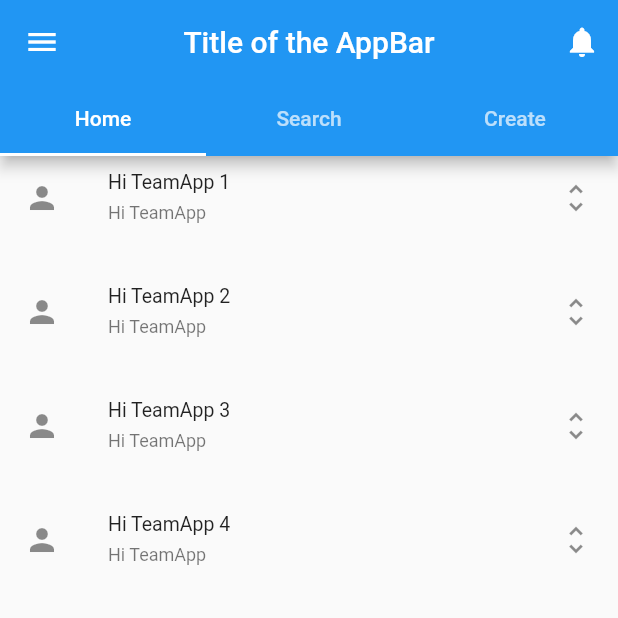
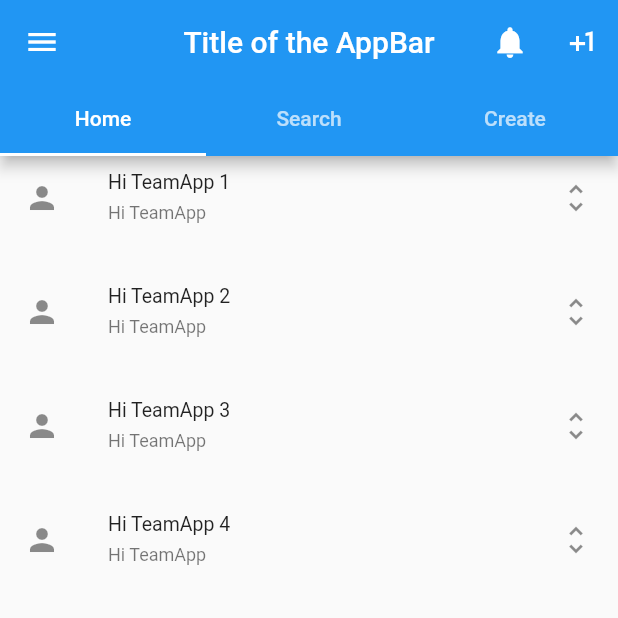
Before and after one commit to MatanMelamed/flutter_project, a Flutter app: the HomePage screen opened directly, on a phone screen of 412 x 824 dp, the top half of it. Run offline on Flutter 3.47's test engine with Material 2 defaults, Android fonts, the phone set to English and light mode, and no system bars; our stand-ins replace cloud_firestore, date_format, firebase_auth, firebase_storage, flutter_spinkit, flutter_svg and 1 more; missing offline and left inert: gender_selection; accounts and stored records are empty.

Commit message:
notifications button interactive

```diff
--- /dev/null
+++ b/lib/screens/Home/homePage.dart
@@ -0,0 +1,93 @@
+import 'package:flutter/material.dart';
+import 'package:provider/provider.dart';
+import 'package:teamapp/screens/Home/notifications_badge.dart';
+import 'package:teamapp/services/database/user_management.dart';
+import 'feed.dart';
+import 'search.dart';
+import 'create.dart';
+import 'mainDrawer.dart';
+import 'dart:async';
+
+
+class HomePage extends StatefulWidget {
+  final String uid ;
+
+  HomePage({this.uid});
+
+  @override
+  _HomePageState createState() => _HomePageState();
+}
+
+class _HomePageState extends State<HomePage> {
+  int _notificationsCounter =0;
+  StreamController<int> _notificationsController = StreamController<int>();
+
+  final _pageOptions = [
+    FeedPage(),
+    SearchPage(),
+    CreatePage()
+  ];
+
+  @override
+  Widget build(BuildContext context) {
+    return StreamProvider.value(
+      value: UserManagement(uid: widget.uid).user,
+      child: DefaultTabController(
+        length: 3,
+        child: Scaffold(
+          appBar: AppBar(
+              title: Text("Title of the AppBar"),
+              centerTitle: true,
+              backgroundColor: Theme.of(context).primaryColor,
+              actions: <Widget>[
+                IconButton(
+                  icon: StreamBuilder(
+                    initialData: _notificationsCounter,
+                    stream: _notificationsController.stream,
+                    builder: (_, snapshot) => BadgeIcon(
+                      icon: Icon(Icons.notifications, size: 25),
+                      badgeCount: snapshot.data,
+                    ),
+                  ),
+                  onPressed: (() {
+                    print("notifications button clicked");
+                    this._notificationsCounter=0;
+                    _notificationsController.sink.add(_notificationsCounter);
+                  }),
+                ),
+                IconButton(
+                  icon: Icon(Icons.plus_one),
+                  onPressed: (() {
+                    setState(() {
+                      this._notificationsCounter++;
+                      _notificationsController.sink.add(_notificationsCounter);
+                      print("increased notification");
+                    });
+                  }),
+
+                )
+              ],
+
+              bottom: TabBar(
+                tabs: <Widget>[
+                  Tab(
+                    text: "Home",
+                  ),
+                  Tab(
+                    text: "Search",
+                  ),
+                  Tab(
+                    text: "Create",
+                  )
+                ],
+              )
+            ),
+          drawer: MainDrawer(),
+          body: TabBarView(
+            children: _pageOptions,
+          )
+        ),
+      ),
+    );
+  }
+}
--- /dev/null
+++ b/lib/screens/Home/notifications_badge.dart
@@ -0,0 +1,52 @@
+import 'package:flutter/material.dart';
+
+class BadgeIcon extends StatelessWidget {
+  BadgeIcon(
+      {this.icon,
+        this.badgeCount = 0,
+        this.showIfZero = false,
+        this.badgeColor = Colors.red,
+        TextStyle badgeTextStyle})
+      : this.badgeTextStyle = badgeTextStyle ??
+      TextStyle(
+        color: Colors.white,
+        fontSize: 8,
+      );
+  final Widget icon;
+  final int badgeCount;
+  final bool showIfZero;
+  final Color badgeColor;
+  final TextStyle badgeTextStyle;
+
+  @override
+  Widget build(BuildContext context) {
+    return new Stack(children: <Widget>[
+      icon,
+      if (badgeCount > 0 || showIfZero) badge(badgeCount),
+    ]);
+  }
+
+  Widget badge(int count) => Positioned(
+    right: 0,
+    top: 0,
+    child: new Container(
+      padding: EdgeInsets.all(1),
+      decoration: new BoxDecoration(
+        color: badgeColor,
+        borderRadius: BorderRadius.circular(7.5),
+      ),
+      constraints: BoxConstraints(
+        minWidth: 15,
+        minHeight: 15,
+      ),
+      child: Text(
+        count.toString(),
+        style: new TextStyle(
+          color: Colors.white,
+          fontSize: 10,
+        ),
+        textAlign: TextAlign.center,
+      ),
+    ),
+  );
+}
--- a/lib/screens/authenticate/authenticate.dart
+++ b/lib/screens/authenticate/authenticate.dart
@@ -1,6 +1,5 @@
 import 'package:flutter/material.dart';
 import 'package:teamapp/screens/authenticate/sign_in.dart';
-import 'package:teamapp/screens/authenticate/sign_up.dart';
 
 class Authenticate extends StatefulWidget {
   @override
--- a/lib/screens/authenticate/sign_up.dart
+++ b/lib/screens/authenticate/sign_up.dart
@@ -167,7 +167,7 @@ class _SignUpState extends State<SignUp> {
                                   print('failed to register');
                                 } else {
                                   print('registered');
-
+                                  Navigator.of(context).pop();
                                   Navigator.of(context).push(createRoute(CreateProfile(uid: result.uid)));
                                 }
                               }
--- a/lib/screens/homePage.dart
+++ /dev/null
@@ -1,135 +0,0 @@
-import 'package:flutter/material.dart';
-import 'package:teamapp/screens/archive/page_transitions.dart';
-import 'feed.dart';
-import 'search.dart';
-import 'create.dart';
-import 'notifications.dart';
-import 'mainDrawer.dart';
-
-class HomePage extends StatefulWidget {
-  @override
-  _HomePageState createState() => _HomePageState();
-}
-
-class _HomePageState extends State<HomePage> {
-  int notificationsCounter =0;
-  final _pageOptions = [
-    FeedPage(),
-    SearchPage(),
-    CreatePage()
-  ];
-
-  @override
-  Widget build(BuildContext context) {
-    return DefaultTabController(
-      length: 3,
-      child: Scaffold(
-        appBar: AppBar(
-            // Here we take the value from the MyHomePage object that was created by
-            // the App.build method, and use it to set our appbar title.
-//            title: Center(
-//              child: new Text("Hello " + getUserName() + "!",
-//                  style: TextStyle(fontSize: 20)),
-//            ),
-            title: Text("Title of the AppBar"),
-            centerTitle: true,
-            backgroundColor: Theme.of(context).primaryColor,
-            actions: <Widget>[
-              IconButton(
-                icon: Icon(Icons.notifications),
-                color: Colors.white,
-                onPressed: () {
-                  print("notifications clicked");
-                  Navigator.of(context).push(createRoute(NotificationsPage()));
-                },
-              )
-            ],
-            bottom: TabBar(
-              tabs: <Widget>[
-                Tab(
-                  text: "Home",
-                ),
-                Tab(
-                  text: "Search",
-                ),
-                Tab(
-                  text: "Create",
-                )
-              ],
-            )
-          ),
-        drawer: MainDrawer(),
-        body: TabBarView(
-          children: _pageOptions,
-        )
-      ),
-    );
-  }
-
-  String getUserName() {
-    //Go To local DB
-    return "Eyal";
-  }
-}
-
-//class MenuBar extends StatelessWidget {
-//  @override
-//  Widget build(BuildContext context) {
-//    return Container(
-//      child: new Row(
-//        mainAxisSize: MainAxisSize.max,
-//        mainAxisAlignment: MainAxisAlignment.spaceEvenly,
-//        children: <Widget>[
-//          new Column(
-//            children: <Widget>[
-//              new IconButton(
-//                  icon: Icon(
-//                    Icons.search,
-//                    color: Colors.green,
-//                  ),
-//                  iconSize: 70,
-//                  onPressed: null),
-//              //CAN ADD CONTAINER TO WRAP TEXT IF NEEDED
-//              Text(
-//                "Search \n Group",
-//                style: TextStyle(fontSize: 15),
-//              )
-//            ],
-//          ),
-//          new Column(
-//            children: <Widget>[
-//              new IconButton(
-//                  icon: Icon(
-//                    Icons.create,
-//                    color: Colors.blue,
-//                  ),
-//                  iconSize: 70,
-//                  onPressed: null),
-//              //CAN ADD CONTAINER TO WRAP TEXT IF NEEDED
-//              Text(
-//                "Create \n Group",
-//                style: TextStyle(fontSize: 15),
-//              )
-//            ],
-//          ),
-//          new Column(
-//            children: <Widget>[
-//              new IconButton(
-//                  icon: Icon(
-//                    Icons.notification_important,
-//                    color: Colors.red,
-//                  ),
-//                  iconSize: 70,
-//                  onPressed: null),
-//              //CAN ADD CONTAINER TO WRAP TEXT IF NEEDED
-//              Text(
-//                "Notifications",
-//                style: TextStyle(fontSize: 15),
-//              )
-//            ],
-//          )
-//        ],
-//      ),
-//    );
-//  }
-//}
--- a/lib/services/database/databese.dart
+++ b/lib/services/database/database.dart
@@ -14,7 +14,7 @@ class DatabaseService {
   final CollectionReference usersCollection = Firestore.instance.collection('users');
 
   // TODO - need to add more things
-  Future singUpUserData(String fullname, DateTime birthday, String gender) async{
+  Future signUpUserData(String fullname, DateTime birthday, String gender) async{
     return usersCollection.document(userId).setData({
       'uid': userId,
       'name': fullname,
@@ -45,4 +45,6 @@ class DatabaseService {
     }).toList();
   }
 
+  //need to add - get notifications stream
+
 }
--- a/lib/widgets/auth_warrper.dart
+++ b/lib/widgets/auth_warrper.dart
@@ -2,13 +2,13 @@ import 'package:flutter/material.dart';
 import 'package:provider/provider.dart';
 import 'package:teamapp/models/user.dart';
 import 'package:teamapp/screens/authenticate/authenticate.dart';
-import 'package:teamapp/screens/home.dart';
+import 'package:teamapp/screens/Home/homePage.dart';
 
 class AuthWrapper extends StatelessWidget {
   @override
   Widget build(BuildContext context) {
     final user = Provider.of<User>(context);
     // return either home or authenticate widget
-    return user != null ? Home(uid : user.uid) : Authenticate();
+    return user != null ? HomePage(uid : user.uid) : Authenticate();
   }
 }
```
Also changed, not shown: lib/screens/Home/mainDrawer.dart (renamed from lib/screens/mainDrawer.dart, +8 -1 lines), lib/screens/home.dart (deleted, +0 -40 lines), lib/screens/profile/create_profile.dart (+2 -5 lines), lib/screens/Home/create.dart (renamed from lib/screens/create.dart), lib/screens/Home/feed.dart (renamed from lib/screens/feed.dart), lib/screens/Home/search.dart (renamed from lib/screens/search.dart), lib/screens/archive/notifications.dart (renamed from lib/screens/notifications.dart), 3 other files.
